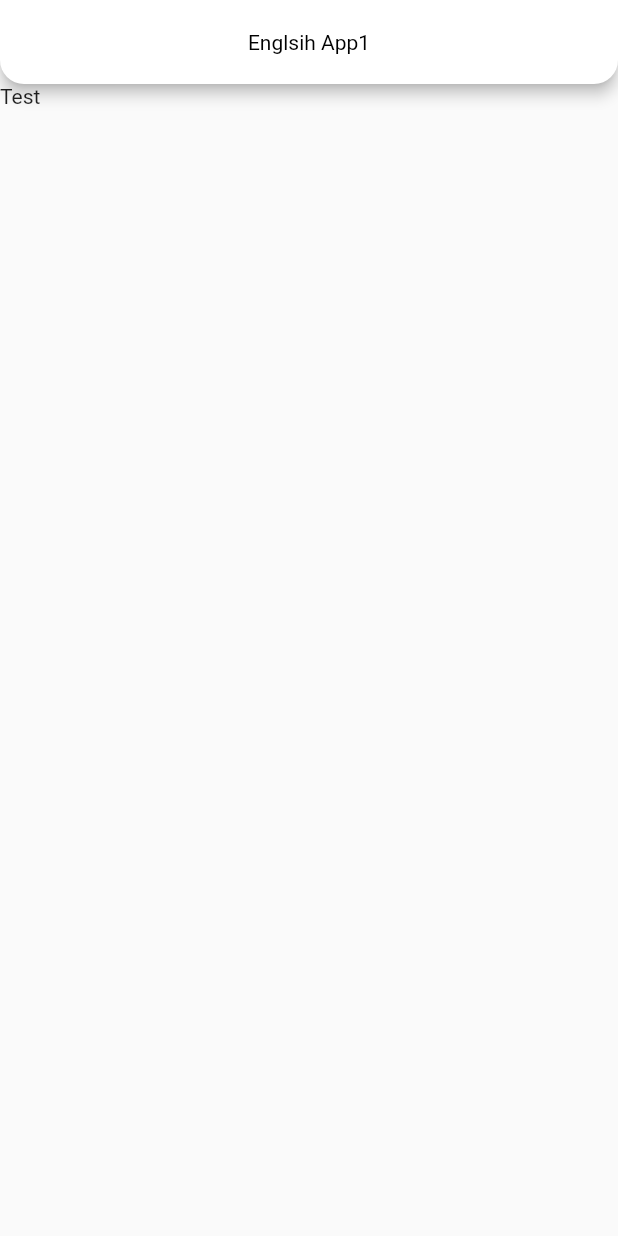
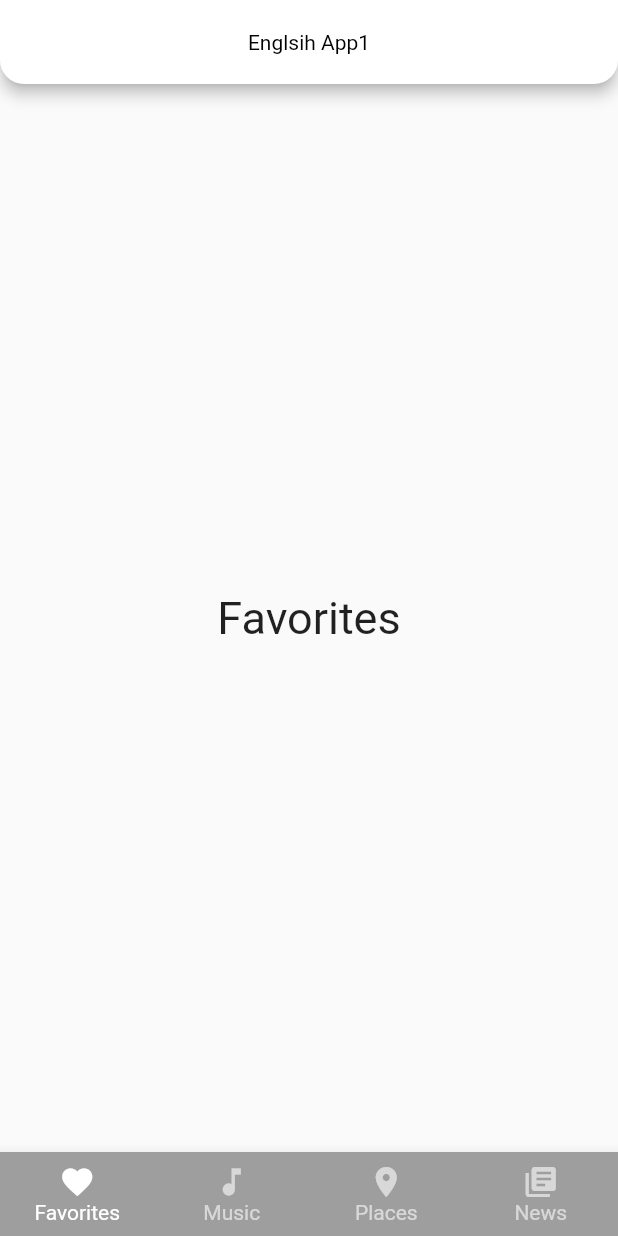
Before and after one commit to SeoDongSeuk/AppDevelopment, a Flutter app: the screen it shows after launch, on a phone screen of 412 x 824 dp. Run offline on Flutter 3.47's test engine with Material 2 defaults, Android fonts, the phone set to English and light mode, and no system bars.

```diff
--- a/analysis_options.yaml
+++ b/analysis_options.yaml
@@ -27,6 +27,7 @@ linter:
     prefer_const_constructors: false
     prefer_const_literals_to_create_immutables: false
     lowercase_with_underscores: false
+    prefer_final_fields: false
     # prefer_single_quotes: true  # Uncomment to enable the `prefer_single_quotes` rule
 
 # Additional information about this file can be found at
--- a/lib/main.dart
+++ b/lib/main.dart
@@ -25,6 +25,7 @@ class MyHomePage extends StatefulWidget {
 }
 
 class _MyHomePageState extends State<MyHomePage> {
+  int _selectedIndex = 0;
   @override
   Widget build(BuildContext context) {
     return Scaffold(
@@ -37,7 +38,60 @@ class _MyHomePageState extends State<MyHomePage> {
         shape: RoundedRectangleBorder(
             borderRadius: BorderRadius.vertical(bottom: Radius.circular(16))),
       ),
-      body: Container(child: Text('Test')),
+      body: Center(
+        child: _widgetOptions.elementAt(_selectedIndex),
+      ),
+      bottomNavigationBar: BottomNavigationBar(
+        type: BottomNavigationBarType.fixed,
+        backgroundColor: Colors.grey,
+        selectedItemColor: Colors.white,
+        unselectedItemColor: Colors.white.withOpacity(.60),
+        selectedFontSize: 14,
+        unselectedFontSize: 14,
+        currentIndex: _selectedIndex, //현재 선택된 Index
+        onTap: (int index) {
+          setState(() {
+            _selectedIndex = index;
+          });
+        },
+        items: [
+          BottomNavigationBarItem(
+            label: 'Favorites',
+            icon: Icon(Icons.favorite),
+          ),
+          BottomNavigationBarItem(
+            label: 'Music',
+            icon: Icon(Icons.music_note),
+          ),
+          BottomNavigationBarItem(
+            label: 'Places',
+            icon: Icon(Icons.location_on),
+          ),
+          BottomNavigationBarItem(
+            label: 'News',
+            icon: Icon(Icons.library_books),
+          ),
+        ],
+      ),
     );
   }
+
+  List<dynamic> _widgetOptions = [
+    Text(
+      'Favorites',
+      style: TextStyle(fontSize: 30),
+    ),
+    Text(
+      'Music',
+      style: TextStyle(fontSize: 30),
+    ),
+    Text(
+      'Places',
+      style: TextStyle(fontSize: 30),
+    ),
+    Text(
+      'News',
+      style: TextStyle(fontSize: 30),
+    ),
+  ];
 }
```
